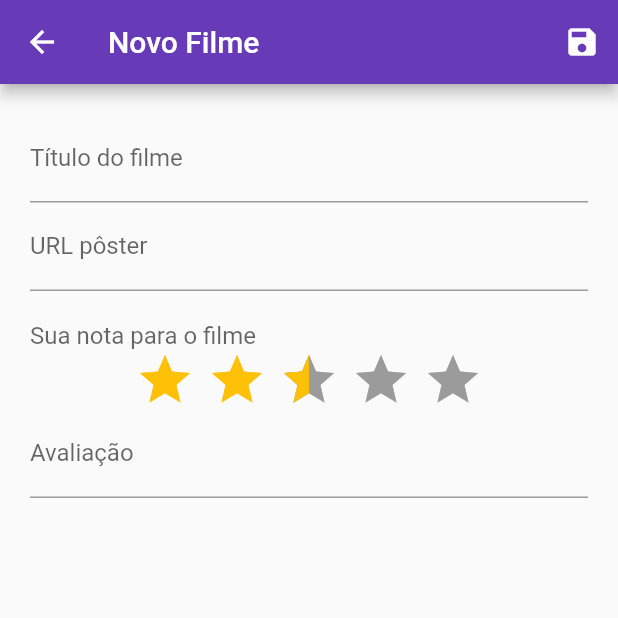
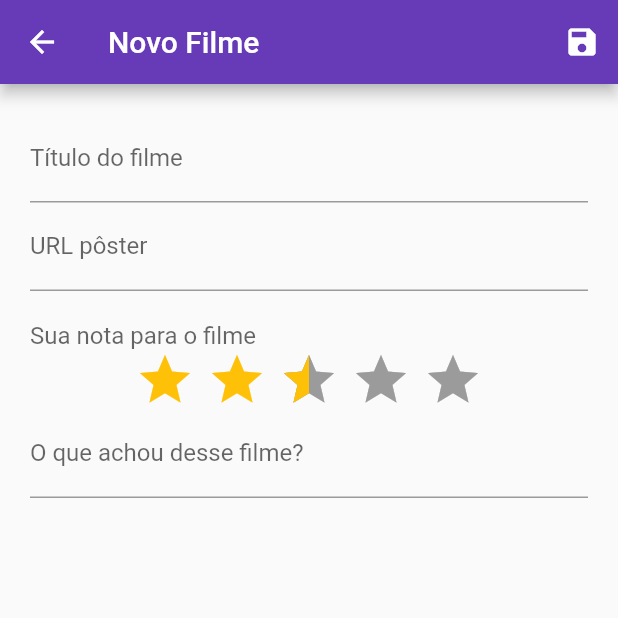
Before and after one commit to leonardoferri/movie_app, a Flutter app: the MovieForm screen opened by its route, on a phone screen of 412 x 824 dp, the top half of it. Run offline on Flutter 3.47's test engine with Material 2 defaults, Android fonts, the phone set to English and light mode, and no system bars; drawn by our look-alikes of flutter_rating_bar; our stand-ins replace firebase_core, firebase_database; accounts and stored records are empty.

Commit message:
ajuste no label

```diff
--- a/lib/screens/movie_form.dart
+++ b/lib/screens/movie_form.dart
@@ -114,7 +114,8 @@ class _MovieFormState extends State<MovieForm> {
                 TextFormField(
                   maxLines: null,
                   initialValue: _formData['review'],
-                  decoration: const InputDecoration(labelText: 'Avaliação'),
+                  decoration: const InputDecoration(
+                      labelText: 'O que achou desse filme?'),
                   validator: (value) {
                     if (value == null || value.isEmpty) {
                       return 'Por favor insira uma review para o filme';
```
